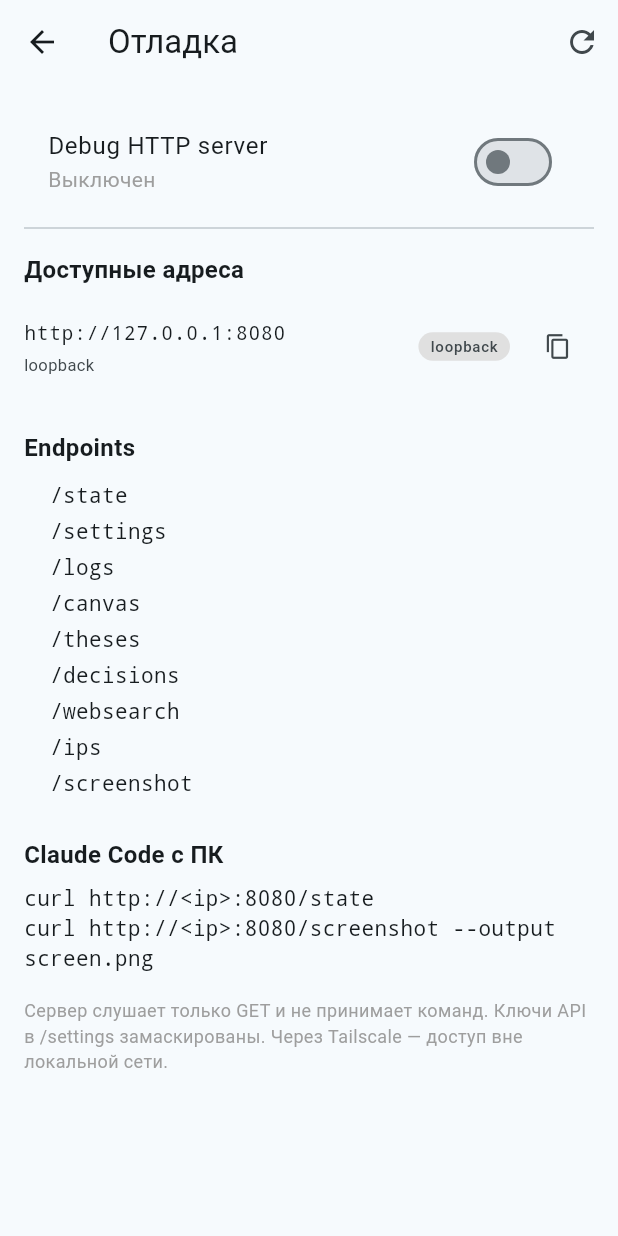
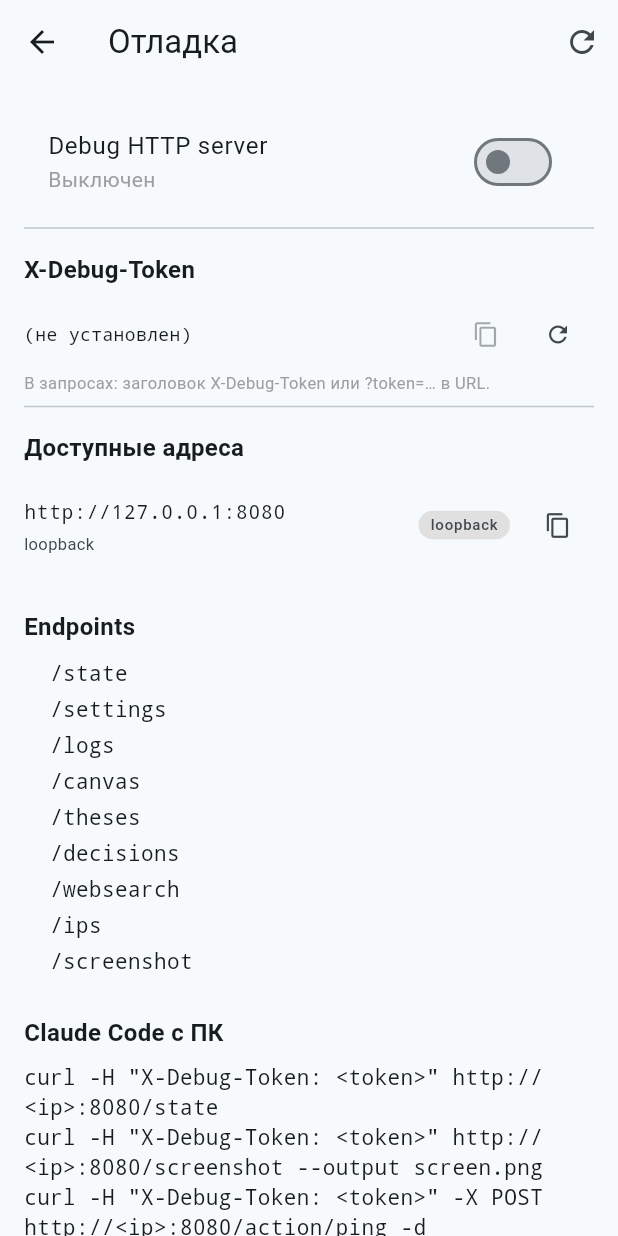
Before and after one commit to iamweasel89/musical-succotash, a Flutter app: the DebugScreen screen opened directly with empty values, on a phone screen of 412 x 824 dp. Run offline on Flutter 3.47's test engine with Material 3 defaults, Android fonts, the phone set to English and light mode, and no system bars; our stand-ins replace file_picker, flutter_markdown, hive_flutter, package_info_plus, share_plus; accounts and stored records are empty.

Commit message:
feat: ОТ3 token + ОТ2 POST framework + Разработки viewer + console rule
- settings: debugServerToken (auto-generated 32-hex on first enable)
- debug_server.dart:
  * _checkAuth: require X-Debug-Token header or ?token= query
  * public (no auth): GET / and GET /ips only
  * POST /action/<name> dispatcher via _actions registry
  * built-in /action/ping for plumbing verification
- debug_screen.dart: token display, copy + regenerate buttons
- razrabotki_screen.dart: new Мастерская room, flutter_markdown viewer
  для PASSPORT.md из GitHub raw
- masterskaya_screen.dart: 8-я комната «Разработки»
- PASSPORT: правило «консоль вместо ручной возни с файлами» в Протокол работы

```diff
--- a/lib/models/settings.dart
+++ b/lib/models/settings.dart
@@ -30,6 +30,7 @@ class GlobalSettings {
   // Debug HTTP server (read-only introspection + screenshot)
   bool debugServerEnabled;
   int debugServerPort;
+  String debugServerToken;
 
   // Token usage totals (cumulative)
   int tokensInAnthropicTotal;
@@ -61,6 +62,7 @@ class GlobalSettings {
     this.hideThesisButton = false,
     this.debugServerEnabled = false,
     this.debugServerPort = 8080,
+    this.debugServerToken = '',
     this.tokensInAnthropicTotal = 0,
     this.tokensOutAnthropicTotal = 0,
     this.tokensInOpenaiTotal = 0,
@@ -91,6 +93,7 @@ class GlobalSettings {
         'hideThesisButton': hideThesisButton,
         'debugServerEnabled': debugServerEnabled,
         'debugServerPort': debugServerPort,
+        'debugServerToken': debugServerToken,
         'tokensInAnthropicTotal': tokensInAnthropicTotal,
         'tokensOutAnthropicTotal': tokensOutAnthropicTotal,
         'tokensInOpenaiTotal': tokensInOpenaiTotal,
@@ -121,6 +124,7 @@ class GlobalSettings {
         hideThesisButton: j['hideThesisButton'] as bool? ?? false,
         debugServerEnabled: j['debugServerEnabled'] as bool? ?? false,
         debugServerPort: j['debugServerPort'] as int? ?? 8080,
+        debugServerToken: j['debugServerToken'] as String? ?? '',
         tokensInAnthropicTotal: j['tokensInAnthropicTotal'] as int? ?? 0,
         tokensOutAnthropicTotal: j['tokensOutAnthropicTotal'] as int? ?? 0,
         tokensInOpenaiTotal: j['tokensInOpenaiTotal'] as int? ?? 0,
--- a/lib/widgets/debug_screen.dart
+++ b/lib/widgets/debug_screen.dart
@@ -1,8 +1,16 @@
+import 'dart:math';
+
 import 'package:flutter/material.dart';
 import 'package:flutter/services.dart';
 
 import '../models/app_model.dart';
 import '../services/debug_server.dart';
+
+String _newToken() {
+  final r = Random.secure();
+  final bytes = List<int>.generate(16, (_) => r.nextInt(256));
+  return bytes.map((b) => b.toRadixString(16).padLeft(2, '0')).join();
+}
 
 // ── Мастерская: Отладка ──────────────────────────────────────────────────────
 
@@ -43,6 +51,9 @@ class _DebugScreenState extends State<DebugScreen> {
   Future<void> _toggle(bool v) async {
     final s = widget.model.settings;
     s.debugServerEnabled = v;
+    if (v && s.debugServerToken.isEmpty) {
+      s.debugServerToken = _newToken();
+    }
     widget.model.notifySettingsChanged();
     setState(() => _startError = null);
     try {
@@ -55,6 +66,13 @@ class _DebugScreenState extends State<DebugScreen> {
       if (mounted) setState(() => _startError = e.toString());
     }
     _refreshIps();
+  }
+
+  void _regenerateToken() {
+    setState(() {
+      widget.model.settings.debugServerToken = _newToken();
+    });
+    widget.model.notifySettingsChanged();
   }
 
   @override
@@ -95,6 +113,47 @@ class _DebugScreenState extends State<DebugScreen> {
           const Divider(),
           const Padding(
             padding: EdgeInsets.symmetric(vertical: 8),
+            child: Text('X-Debug-Token',
+                style: TextStyle(fontWeight: FontWeight.bold, fontSize: 16)),
+          ),
+          Row(
+            children: [
+              Expanded(
+                child: SelectableText(
+                  widget.model.settings.debugServerToken.isEmpty
+                      ? '(не установлен)'
+                      : widget.model.settings.debugServerToken,
+                  style: const TextStyle(fontFamily: 'monospace', fontSize: 12),
+                ),
+              ),
+              IconButton(
+                tooltip: 'Скопировать',
+                icon: const Icon(Icons.copy, size: 18),
+                onPressed: widget.model.settings.debugServerToken.isEmpty
+                    ? null
+                    : () {
+                        Clipboard.setData(ClipboardData(
+                            text: widget.model.settings.debugServerToken));
+                        ScaffoldMessenger.of(context).showSnackBar(
+                          const SnackBar(content: Text('Токен скопирован'),
+                              duration: Duration(seconds: 1)),
+                        );
+                      },
+              ),
+              IconButton(
+                tooltip: 'Перегенерировать',
+                icon: const Icon(Icons.refresh, size: 18),
+                onPressed: _regenerateToken,
+              ),
+            ],
+          ),
+          const Text(
+            'В запросах: заголовок X-Debug-Token или ?token=… в URL.',
+            style: TextStyle(fontSize: 11, color: Colors.grey),
+          ),
+          const Divider(),
+          const Padding(
+            padding: EdgeInsets.symmetric(vertical: 8),
             child: Text('Доступные адреса',
                 style: TextStyle(fontWeight: FontWeight.bold, fontSize: 16)),
           ),
@@ -121,15 +180,15 @@ class _DebugScreenState extends State<DebugScreen> {
               style: TextStyle(fontWeight: FontWeight.bold, fontSize: 16)),
           const SizedBox(height: 8),
           const SelectableText(
-            'curl http://<ip>:8080/state\n'
-            'curl http://<ip>:8080/screenshot --output screen.png',
+            'curl -H "X-Debug-Token: <token>" http://<ip>:8080/state\n'
+            'curl -H "X-Debug-Token: <token>" http://<ip>:8080/screenshot --output screen.png\n'
+            'curl -H "X-Debug-Token: <token>" -X POST http://<ip>:8080/action/ping -d "{\\"hi\\":1}"',
             style: TextStyle(fontFamily: 'monospace'),
           ),
           const SizedBox(height: 16),
           const Text(
-            'Сервер слушает только GET и не принимает команд. '
-            'Ключи API в /settings замаскированы. '
-            'Через Tailscale — доступ вне локальной сети.',
+            'GET без токена: только / и /ips (self-discovery). Остальное — требует X-Debug-Token. '
+            'Ключи API в /settings замаскированы. POST /action/* пока только ping — остальное обсуждаем в Разработках.',
             style: TextStyle(fontSize: 12, color: Colors.grey),
           ),
         ],
```
Also changed, not shown: lib/services/debug_server.dart (+84 -0 lines), lib/widgets/masterskaya_screen.dart (+9 -0 lines), lib/widgets/razrabotki_screen.dart (added, +146 -0 lines), 1 other file.
